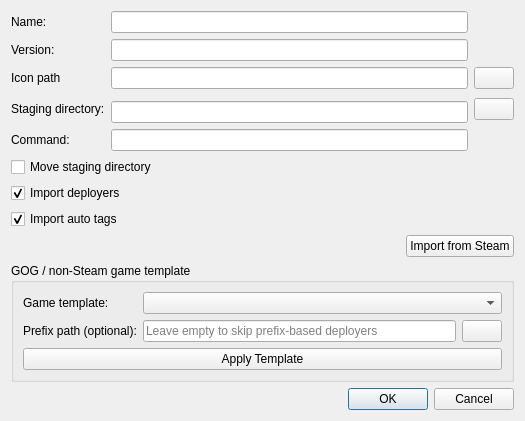
The window that src/ui/addappdialog.ui (C-Nucifora/limo) describes before a commit, drawn with Qt 5.
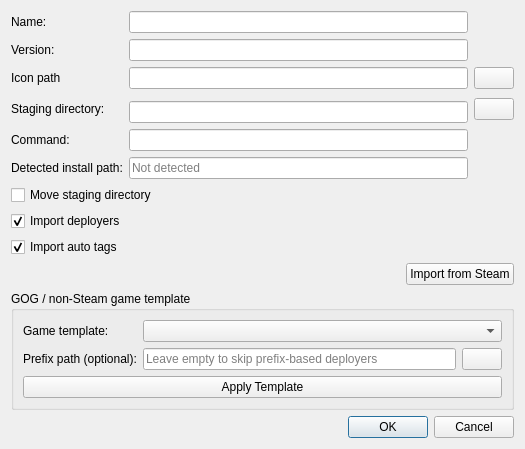
The same window after the commit. Icons and pictures are not drawn. Custom widgets are drawn as their Qt base class.

Commit message:
Show detected game install path on game-selection screen (#151)
Add a read-only field that displays the install path detected for the
currently selected game so the user can confirm it before proceeding.
The field is updated whenever the selection changes (Steam import,
add mode, edit mode).

Patch:
```diff
--- a/src/ui/addappdialog.ui
+++ b/src/ui/addappdialog.ui
@@ -106,6 +106,29 @@
      <item row="1" column="1">
       <widget class="QLineEdit" name="version_field"/>
      </item>
+     <item row="6" column="0">
+      <widget class="QLabel" name="detected_path_caption">
+       <property name="toolTip">
+        <string>Install path detected for the selected game</string>
+       </property>
+       <property name="text">
+        <string>Detected install path:</string>
+       </property>
+      </widget>
+     </item>
+     <item row="6" column="1">
+      <widget class="QLineEdit" name="detected_path_label">
+       <property name="toolTip">
+        <string>Install path detected for the selected game</string>
+       </property>
+       <property name="readOnly">
+        <bool>true</bool>
+       </property>
+       <property name="placeholderText">
+        <string>Not detected</string>
+       </property>
+      </widget>
+     </item>
     </layout>
    </item>
    <item row="1" column="0">
```
The commit also changes 2 other files.
